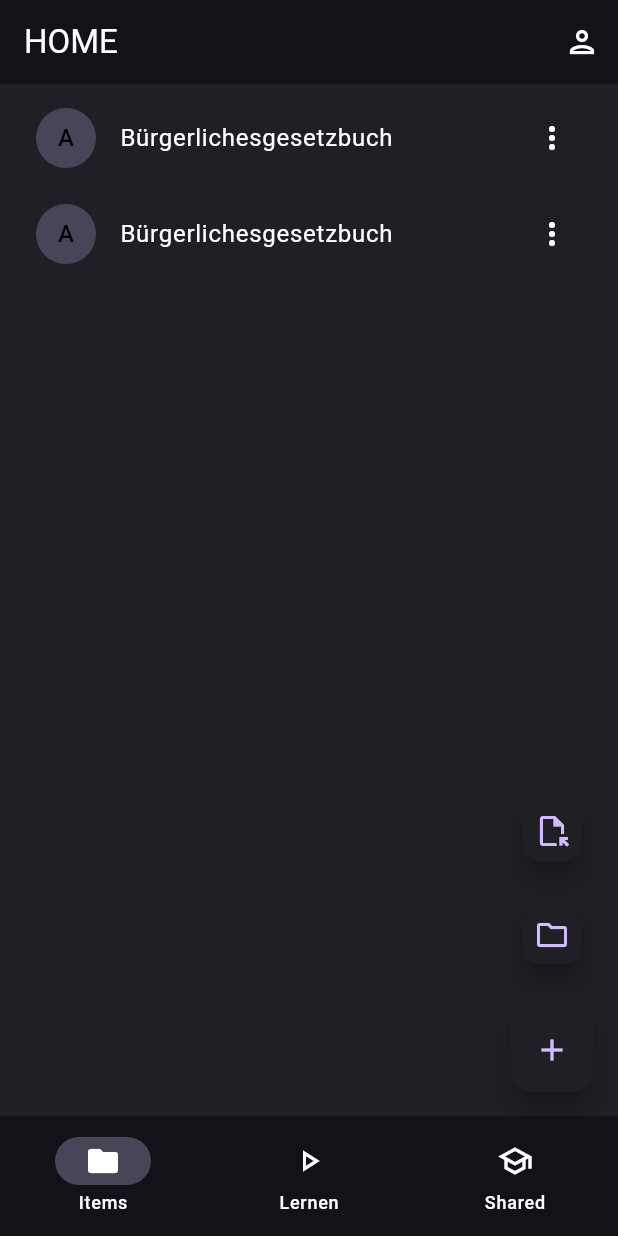
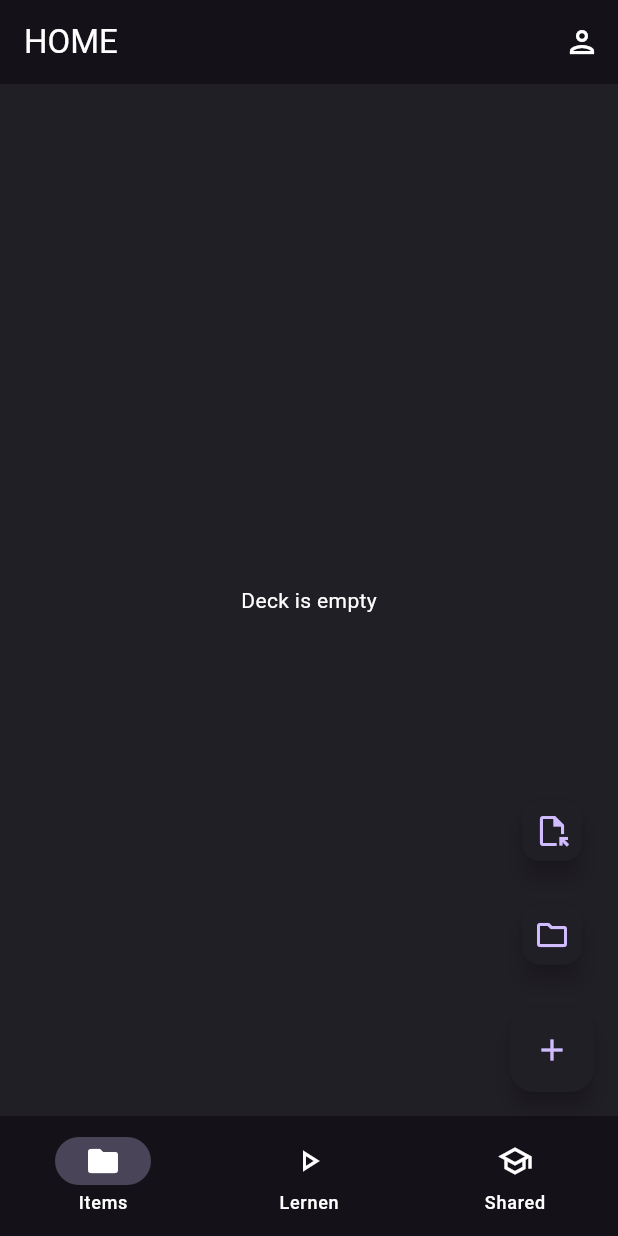
Before and after one commit to simonkrempin/spaced_repetition_software, a Flutter app: the screen it shows after launch, after a tap on the "file open" icon, on a phone screen of 412 x 824 dp. Run offline on Flutter 3.47's test engine with Material 2 defaults, Android fonts, the phone set to English and light mode, and no system bars; our stand-ins replace sqflite; accounts and stored records are empty.

Commit message:
renaming; listing folder and cards

```diff
--- a/lib/features/explorer/components/card.dart
+++ b/lib/features/explorer/components/explorer_card.dart
@@ -1,13 +1,16 @@
 import 'package:flutter/material.dart';
+import 'package:spaced_repetition_software/model/deck.dart';
 
-class ExplorerCard extends StatelessWidget {
-  const ExplorerCard({super.key});
+class ExplorerDeckItem extends StatelessWidget {
+  final Deck deck;
+
+  const ExplorerDeckItem({ required this.deck, super.key});
 
   @override
   Widget build(BuildContext context) {
     return ListTile(
       leading: const CircleAvatar(child: Text('A')),
-      title: const Text("Bürgerlichesgesetzbuch"),
+      title: Text(deck.name),
       trailing: const Icon(Icons.more_vert),
       onTap: () => {},
       shape: RoundedRectangleBorder(borderRadius: BorderRadius.circular(8)),
--- a/lib/features/explorer/explorer-view.dart
+++ /dev/null
@@ -1,20 +0,0 @@
-import 'package:flutter/material.dart';
-import 'package:spaced_repetition_software/features/explorer/components/card.dart';
-
-class ExplorerView extends StatelessWidget {
-  const ExplorerView({super.key});
-
-  @override
-  Widget build(BuildContext context) {
-    return Padding(
-      padding: const EdgeInsets.all(8),
-      child: ListView.separated(
-        separatorBuilder: (BuildContext context, int index) {
-          return const SizedBox(height: 8);
-        },
-        itemBuilder: (BuildContext context, int index) => const ExplorerCard(),
-        itemCount: 2,
-      ),
-    );
-  }
-}
--- /dev/null
+++ b/lib/features/explorer/explorer_view.dart
@@ -0,0 +1,96 @@
+import 'package:flutter/material.dart'
+    show
+        AsyncSnapshot,
+        BuildContext,
+        Center,
+        CircularProgressIndicator,
+        EdgeInsets,
+        FutureBuilder,
+        ListView,
+        Padding,
+        SizedBox,
+        State,
+        StatefulWidget,
+        Text,
+        Widget,
+        Column;
+import 'package:spaced_repetition_software/features/explorer/components/explorer_card_item.dart';
+import 'package:spaced_repetition_software/features/explorer/components/explorer_card.dart';
+
+import '../../model/deck.dart';
+import "../../services/file_explorer.dart";
+import '../../model/card.dart';
+
+class ExplorerView extends StatefulWidget {
+  const ExplorerView({super.key});
+
+  @override
+  State<StatefulWidget> createState() => _ExplorerViewState();
+}
+
+class _ExplorerViewState extends State<ExplorerView> {
+  late Future<List<Deck>> decksFuture;
+  late Future<List<Card>> cardsFuture;
+
+  @override
+  void initState() {
+    super.initState();
+    fetchData();
+  }
+
+  void fetchData() {
+    decksFuture = getDeck(0);
+    cardsFuture = getCards(0);
+  }
+
+  @override
+  Widget build(BuildContext context) {
+    return Padding(
+      padding: const EdgeInsets.all(8),
+      child: FutureBuilder(
+          future: Future.wait([decksFuture, cardsFuture]),
+          builder: (context, AsyncSnapshot<List<dynamic>> snapshot) {
+            if (snapshot.hasData) {
+              List<Deck> decksResult = snapshot.data![0] as List<Deck>;
+              List<Card> cardsResult = snapshot.data![1] as List<Card>;
+
+              if (decksResult.isEmpty && cardsResult.isEmpty) {
+                return const Center(
+                  child: Text("Deck is empty"),
+                );
+              }
+
+              return Column(
+                children: [
+                  ListView.separated(
+                    separatorBuilder: (BuildContext context, int index) {
+                      return const SizedBox(height: 8);
+                    },
+                    itemBuilder: (BuildContext context, int index) => ExplorerDeckItem(deck: decksResult[index]),
+                    itemCount: decksResult.length,
+                  ),
+                  const SizedBox(height: 8),
+                  ListView.separated(
+                    itemBuilder: (BuildContext context, int index) {
+                      return const SizedBox(height: 8);
+                    },
+                    separatorBuilder: (BuildContext context, int index) => ExplorerCardItem(card: cardsResult[index]),
+                    itemCount: cardsResult.length,
+                  ),
+                ],
+              );
+            }
+
+            if (snapshot.hasError) {
+              return Center(
+                child: Text(snapshot.error.toString()),
+              );
+            }
+
+            return const Center(
+              child: CircularProgressIndicator(),
+            );
+          }),
+    );
+  }
+}
--- a/lib/main.dart
+++ b/lib/main.dart
@@ -1,9 +1,12 @@
 import "package:flutter/material.dart";
 import "package:spaced_repetition_software/app-container.dart";
-import "package:spaced_repetition_software/services/db-connector.dart";
+import "package:spaced_repetition_software/services/db_connector.dart";
+import "package:spaced_repetition_software/services/file_explorer.dart";
 
-void main() {
+void main() async {
+  WidgetsFlutterBinding.ensureInitialized();
   DBConnector.connect();
+  checkForTables();
   runApp(const MyApp());
 }
 
@@ -21,7 +24,6 @@ class MyApp extends StatelessWidget {
           primaryContainer: Color(0xFF4a4458),
           background: Color(0xFF141218),
           surface: Color(0xFF211f26),
-
         ),
         useMaterial3: true,
       ),
--- /dev/null
+++ b/lib/model/card.dart
@@ -0,0 +1,41 @@
+class Card {
+  String front;
+  String back;
+  int deckId;
+  int lastRepeat;
+  DateTime nextRepeat;
+
+  Card({
+    required this.front,
+    required this.back,
+    required this.deckId,
+    required this.lastRepeat,
+    required this.nextRepeat,
+  });
+
+  factory Card.fromMap(Map<String, Object?> map) {
+    return Card(
+      front: map['front'] as String,
+      back: map['back'] as String,
+      deckId: map['deckId'] as int,
+      lastRepeat: map['lastRepeat'] as int,
+      nextRepeat: DateTime.parse(map['nextRepeat'] as String),
+    );
+  }
+}
+
+class CardDTO {
+  String? front;
+  String? back;
+  int? deckId;
+  int? lastRepeat;
+  DateTime? nextRepeat;
+
+  CardDTO({
+    this.front,
+    this.back,
+    this.deckId,
+    this.lastRepeat,
+    this.nextRepeat
+  });
+}
--- /dev/null
+++ b/lib/model/deck.dart
@@ -0,0 +1,23 @@
+class Deck {
+  int id;
+  int parentId;
+  String name;
+
+  Deck({required this.id, required this.parentId, required this.name});
+
+  factory Deck.fromMap(Map<String, Object?> dbMap) {
+    return Deck(
+      id: dbMap['id'] as int,
+      name: dbMap['name'] as String,
+      parentId: dbMap['parent_id'] as int,
+    );
+  }
+}
+
+class DeckDTO {
+  int? id;
+  int? parentId;
+  String? name;
+
+  DeckDTO({this.id, this.parentId, this.name});
+}
--- /dev/null
+++ b/lib/model/explorer_context.dart
@@ -0,0 +1,5 @@
+class ExplorerContext {
+  int deckId;
+
+  ExplorerContext({required this.deckId});
+}
--- a/lib/services/db-connector.dart
+++ b/lib/services/db_connector.dart
@@ -4,7 +4,7 @@ class DBConnector {
   static Future<Database>? _dbConnection;
 
   static Future<void> connect() async {
-    _dbConnection = openDatabase("card_store.db");
+    _dbConnection = openDatabase("learn-loop.db");
   }
 
   static Future<Database> getConnection () async {
--- /dev/null
+++ b/lib/services/file_explorer.dart
@@ -0,0 +1,59 @@
+import 'package:spaced_repetition_software/model/deck.dart';
+import '../model/card.dart';
+import 'db_connector.dart';
+
+checkForTables() async {
+  var db = await DBConnector.getConnection();
+
+  var cardTable = await db.query("sqlite_master", where: "type = ? AND name = ?", whereArgs: ['table', 'card']);
+  if (cardTable.isEmpty) {
+    await db.execute("""
+      CREATE TABLE card (
+        id INTEGER PRIMARY KEY,
+        front TEXT,
+        back TEXT,
+        deck_id INTEGER,
+        repeat_next DateTime,
+        repeat_last INTEGER
+      )""");
+  }
+
+  var deckTable = await db.query("sqlite_master", where: "type = ? AND name = ?", whereArgs: ['table', 'deck']);
+  if (deckTable.isEmpty) {
+    await db.execute("CREATE TABLE deck (id INTEGER PRIMARY KEY, name TEXT, parent_id INTEGER)");
+  }
+}
+
+Future<List<Deck>> getDeck(int parentId) async {
+  var db = await DBConnector.getConnection();
+  var folders = await db.query("deck", where: "parent_id = $parentId");
+  return folders.map((f) => Deck.fromMap(f)).toList();
+}
+
+Future<List<Card>> getCards(int deckId) async {
+  var db = await DBConnector.getConnection();
+  var cards = await db.query("card", where: "deck_id = $deckId");
+  return cards.map((f) => Card.fromMap(f)).toList();
+}
+
+getCardsToLearn() async {
+  var db = await DBConnector.getConnection();
+  var cards = await db.query("card", where: "repeat_next <= CURRENT_TIMESTAMP");
+  return cards;
+}
+
+addCard(String front, String back, int deckId) async {
+  var db = await DBConnector.getConnection();
+  await db.insert("card", {
+    "front": front,
+    "back": back,
+    "deck_id": deckId,
+    "repeat_next": DateTime.now().toIso8601String(),
+    "repeat_last": 0
+  });
+}
+
+addDeck(String name, int parentId) async {
+  var db = await DBConnector.getConnection();
+  await db.insert("deck", {"name": name, "parent_id": parentId});
+}
--- a/pubspec.yaml
+++ b/pubspec.yaml
@@ -10,6 +10,7 @@ dependencies:
   flutter:
     sdk: flutter
   sqflite: ^2.3.0
+  provider: ^6.1.1
 
 dev_dependencies:
   flutter_test:
```
Also changed, not shown: lib/app-container.dart (+9 -35 lines), lib/dialog/card_dialog.dart (added, +63 -0 lines), lib/dialog/deck_dialog.dart (added, +64 -0 lines), lib/features/explorer/components/explorer_card_item.dart (added, +20 -0 lines), lib/services/file-explorer.dart (deleted, +0 -56 lines), lib/components/expandable_fab.dart (renamed from lib/components/expandable-fab.dart), lib/components/small_fab.dart (renamed from lib/components/small-fab.dart), lib/features/learning_view.dart (renamed from lib/features/learning-view.dart), lib/features/online_view.dart (renamed from lib/features/online-view.dart), pubspec.lock.
